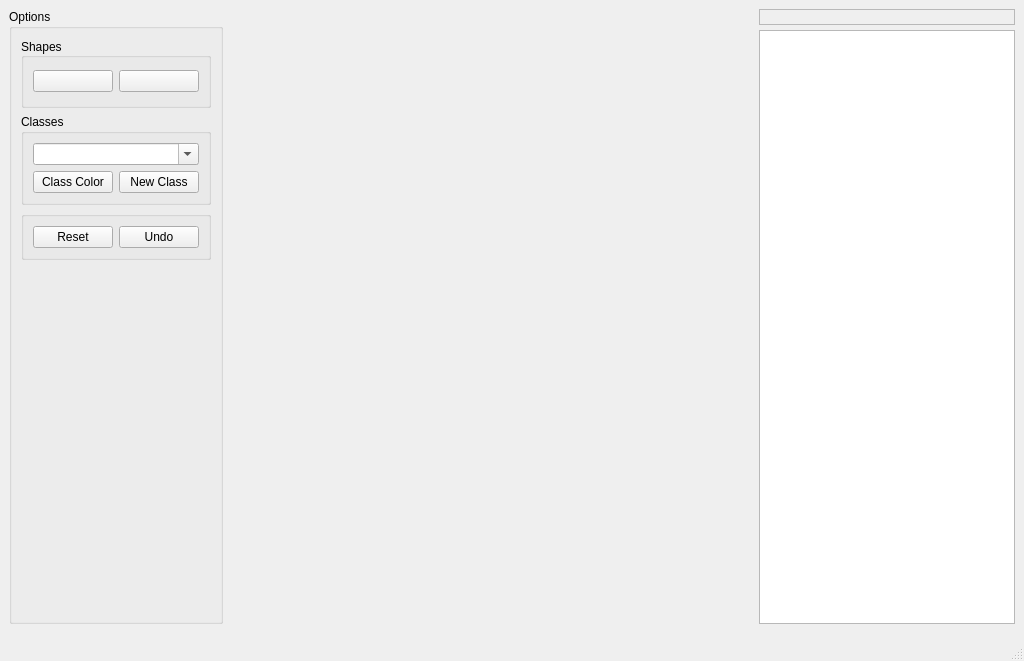
Before: the Qt Designer form src/ui/mark.ui in KDE/mark, drawn with Qt 5.
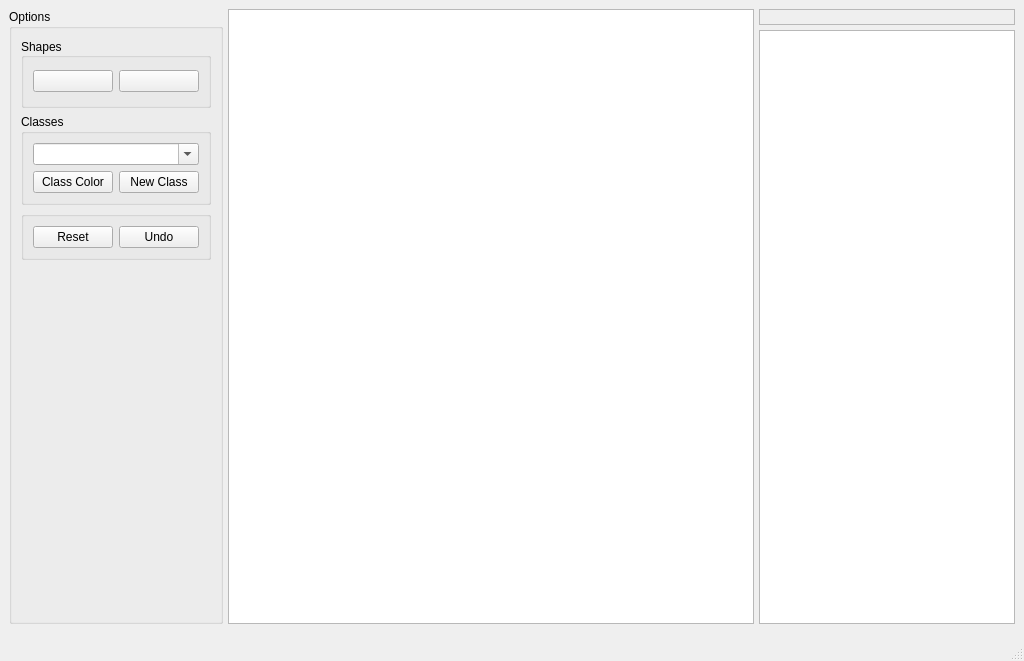
After: the same form once the commit is applied. Custom widgets are drawn as their Qt base class.

Commit message: not building, need to fix container structure

The edit to the form file:
```diff
--- a/src/ui/mark.ui
+++ b/src/ui/mark.ui
@@ -292,7 +292,7 @@
      </widget>
     </item>
     <item>
-     <widget class="AnnotatorWidget" name="annotatorWidget">
+     <widget class="ImageContainer" name="containerWidget">
       <property name="sizePolicy">
        <sizepolicy hsizetype="Expanding" vsizetype="Expanding">
         <horstretch>0</horstretch>
@@ -429,9 +429,9 @@
 
  <customwidgets>
   <customwidget>
-   <class>AnnotatorWidget</class>
-   <extends>QWidget</extends>
-   <header>ui/annotatorwidget.h</header>
+   <class>ImageContainer</class>
+   <extends>QGraphicsView</extends>
+   <header>image/imagecontainer.h</header>
    <container>1</container>
   </customwidget>
  </customwidgets>
```
The commit also changes 10 other files.
